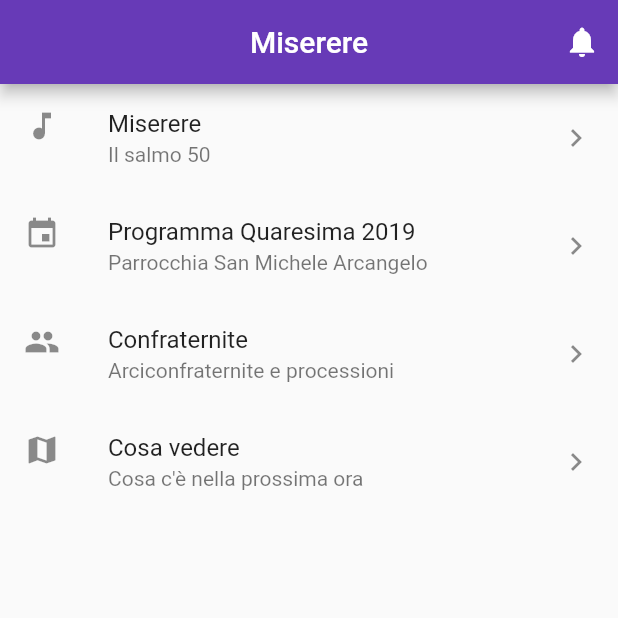
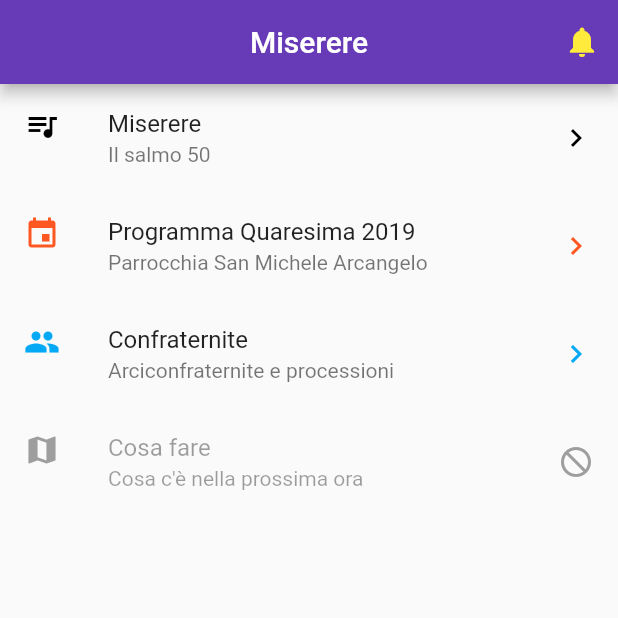
Before and after one commit to dariocast/miserere-flutter, a Flutter app: the screen it shows after launch, on a phone screen of 412 x 824 dp, the top half of it. Run offline on Flutter 3.47's test engine with Material 2 defaults, Android fonts, the phone set to English and light mode, and no system bars; our stand-ins replace firebase_messaging, shared_preferences, webview_flutter; missing offline and left inert: audioplayer; accounts and stored records are empty.

Commit message:
for release
releasable

```diff
--- a/lib/main.dart
+++ b/lib/main.dart
@@ -105,9 +105,9 @@ class _AppHomePageState extends State<AppHomePage> {
           centerTitle: true,
           actions: <Widget>[
             IconButton(
-              icon: ncount<=0? new Icon(Icons.notifications): new Stack(
+              icon: ncount<=0? new Icon(Icons.notifications,color: Colors.yellow,): new Stack(
                 children: <Widget>[
-                  new Icon(Icons.notifications),
+                  new Icon(Icons.notifications,color: Colors.yellow,),
                   new Positioned(
                     right: 0,
                     child: new Container(
@@ -141,37 +141,38 @@ class _AppHomePageState extends State<AppHomePage> {
         body: ListView(
           children: <Widget>[
             ListTile(
-              leading: Icon(Icons.music_note),
+              leading: Icon(Icons.queue_music,color: Colors.black,),
               title: Text('Miserere'),
               subtitle: Text('Il salmo 50'),
-              trailing: Icon(Icons.chevron_right),
+              trailing: Icon(Icons.chevron_right,color: Colors.black,),
               onTap: () {
                 Navigator.pushNamed(context, '/salmo');
               },
             ),
             ListTile(
-              leading: Icon(Icons.event),
+              leading: Icon(Icons.event, color: Colors.deepOrange,),
               title: Text('Programma Quaresima 2019'),
               subtitle: Text('Parrocchia San Michele Arcangelo'),
-              trailing: Icon(Icons.chevron_right),
+              trailing: Icon(Icons.chevron_right, color: Colors.deepOrange,),
               onTap: () {
                 Navigator.pushNamed(context, '/programma');
               },
             ),
             ListTile(
-              leading: Icon(Icons.people),
+              leading: Icon(Icons.people, color: Colors.lightBlue,),
               title: Text('Confraternite'),
               subtitle: Text('Arciconfraternite e processioni'),
-              trailing: Icon(Icons.chevron_right),
+              trailing: Icon(Icons.chevron_right, color: Colors.lightBlue,),
               onTap: () {
                 Navigator.pushNamed(context, '/confraternite');
               },
             ),
             ListTile(
-              leading: Icon(Icons.map),
-              title: Text('Cosa vedere'),
+              leading: Icon(Icons.map, color: Colors.grey,),
+              title: Text('Cosa fare'),
               subtitle: Text('Cosa c\'è nella prossima ora'),
-              trailing: Icon(Icons.chevron_right),
+              trailing: Icon(Icons.not_interested, color: Colors.grey,),
+              enabled: false,
             ),
           ],
         ),
--- a/lib/views/programma.dart
+++ b/lib/views/programma.dart
@@ -36,7 +36,7 @@ class ProgrammaView extends StatelessWidget {
                               json['appuntamenti'][index]['titolo']['testo']),
                           subtitle: Text(
                               json['appuntamenti'][index]['data']['testo']),
-                          trailing: Icon(Icons.info_outline),
+                          trailing: Icon(Icons.info_outline,color: Colors.deepPurple,),
                           onTap: () {
                             showDialog(
                                 context: context,
--- a/lib/views/salmo50.dart
+++ b/lib/views/salmo50.dart
@@ -40,10 +40,10 @@ class Salmo50 extends StatelessWidget {
             color: Colors.deepPurple,
           ),
           ListTile(
-            leading: Icon(Icons.audiotrack),
+            leading: Icon(Icons.audiotrack,color: Colors.deepPurple,),
             title: Text("La traccia"),
             subtitle: Text("Traccia audio da acoltare e scaricare"),
-            trailing: Icon(Icons.chevron_right),
+            trailing: Icon(Icons.chevron_right,color: Colors.deepPurple,),
             onTap: () {
               Navigator.pushNamed(context, '/audio');
             },
--- a/pubspec.yaml
+++ b/pubspec.yaml
@@ -39,7 +39,7 @@ dev_dependencies:
 flutter_icons:
   android: "launcher_icon"
   ios: true
-  image_path: "icon/icona.png"
+  image_path: "icon/icon.png"
 
 
 # For information on the generic Dart part of this file, see the
```
Also changed, not shown: lib/views/notifiche.dart (+11 -1 lines), icon/icon.png (added), 20 other files.
